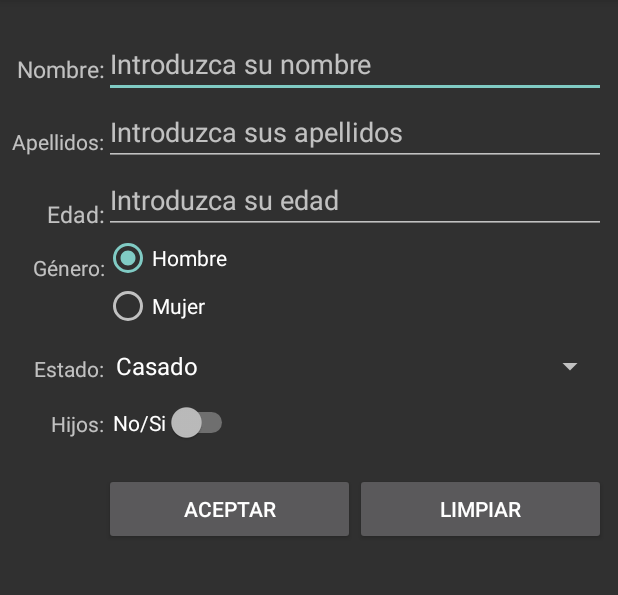
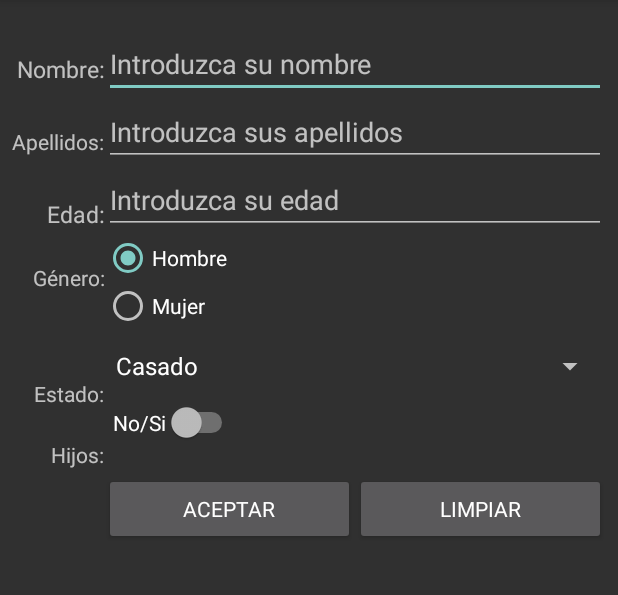
Before and after one commit to jdvc171/PracticaTema2PMDM_Android, an Android app: the screen it shows after launch (PracticaActivity), on a phone screen of 412 x 824 dp, the part 84-679 px from its top. Run offline under Robolectric (Android 15) with nearby library versions, the phone set to English and light mode, and no system bars; 1 statement that could not run was skipped.

Commit message:
Primera parte de la práctica del tema 3

```diff
--- a/app/src/main/java/studium/prctica/practicatema2/PracticaActivity.java
+++ b/app/src/main/java/studium/prctica/practicatema2/PracticaActivity.java
@@ -1,5 +1,6 @@
 package studium.prctica.practicatema2;
 
+import android.graphics.Typeface;
 import android.os.Bundle;
 import android.support.v7.app.AppCompatActivity;
 import android.view.View;
@@ -18,11 +19,14 @@ public class PracticaActivity extends AppCompatActivity  {
 
     Spinner lista1;
     EditText editNombre,editapellidos,editedad;
-    TextView txtNombre,txtApellidos,txtEdad,txtVhijos,txtgenero,txtdatosError,txtCorrecto;
+    TextView txtNombre,txtApellidos,txtEdad,txtVhijos,txtgenero,txtdatosError,txtCorrecto,txtEstado;
     Switch switch1;
     Button btn1,btn2;
     RadioGroup RG;
     ArrayAdapter adapEstados;
+
+    //objetos para la fuente
+    Typeface West;
 
     @Override
     protected void onCreate(Bundle savedInstanceState) {
@@ -37,6 +41,7 @@ public class PracticaActivity extends AppCompatActivity  {
         editNombre =  findViewById(R.id.editText3);
         editapellidos =  findViewById(R.id.editText4);
         editedad =  findViewById(R.id.editText5);
+        txtEstado = findViewById(R.id.textView8);
         txtdatosError = findViewById(R.id.textView0);
         txtCorrecto = findViewById(R.id.textViewCorrecto);
         txtVhijos = findViewById(R.id.textView9);
@@ -53,6 +58,19 @@ public class PracticaActivity extends AppCompatActivity  {
                         android.R.layout.simple_spinner_dropdown_item);
 
         lista1.setAdapter(adapEstados);
+
+        //aplicamos fuente a elementos
+        String fuente1 = "fuentes/West.ttf";
+        this.West = Typeface.createFromAsset(getAssets(),fuente1);
+        txtNombre.setTypeface(West);
+        txtApellidos.setTypeface(West);
+        txtEdad.setTypeface(West);
+        txtgenero.setTypeface(West);
+        txtCorrecto.setTypeface(West);
+        txtVhijos.setTypeface(West);
+        txtEstado.setTypeface(West);
+        btn1.setTypeface(West);
+        btn2.setTypeface(West);
 
         btn1.setOnClickListener(new View.OnClickListener() {
             @Override
--- a/app/src/main/res/layout/activity_practica.xml
+++ b/app/src/main/res/layout/activity_practica.xml
@@ -1,29 +1,30 @@
 <?xml version="1.0" encoding="utf-8"?>
 <LinearLayout xmlns:android="http://schemas.android.com/apk/res/android"
     xmlns:tools="http://schemas.android.com/tools"
-    android:layout_width="match_parent"
-    android:layout_height="wrap_content"
+    android:layout_width="@dimen/mi_medida1MP"
+    android:layout_height="@dimen/mi_medida2WC"
     android:orientation="vertical"
     tools:context="studium.prctica.practicatema2.PracticaActivity">
 
+
     <LinearLayout
-        android:layout_width="match_parent"
-        android:layout_height="wrap_content"
+        android:layout_width="@dimen/mi_medida1MP"
+        android:layout_height="@dimen/mi_medida2WC"
         android:orientation="horizontal"
         android:paddingLeft="8dp"
         android:paddingRight="8dp">
 
 
         <LinearLayout
-            android:layout_width="wrap_content"
-            android:layout_height="wrap_content"
+            android:layout_width="@dimen/mi_medida2WC"
+            android:layout_height="@dimen/mi_medida2WC"
             android:layout_marginTop="20dp"
             android:orientation="vertical">
 
             <TextView
                 android:id="@+id/nombre"
-                android:layout_width="match_parent"
-                android:layout_height="wrap_content"
+                android:layout_width="@dimen/mi_medida1MP"
+                android:layout_height="@dimen/mi_medida2WC"
                 android:layout_marginTop="15dp"
                 android:gravity="right"
                 android:text="@string/nombre1"
@@ -31,15 +32,15 @@
 
             <TextView
                 android:id="@+id/apellidos"
-                android:layout_width="wrap_content"
-                android:layout_height="wrap_content"
+                android:layout_width="@dimen/mi_medida2WC"
+                android:layout_height="@dimen/mi_medida2WC"
                 android:layout_marginTop="28dp"
                 android:text="@string/apellidos" />
 
             <TextView
                 android:id="@+id/edad"
-                android:layout_width="match_parent"
-                android:layout_height="wrap_content"
+                android:layout_width="@dimen/mi_medida1MP"
+                android:layout_height="@dimen/mi_medida2WC"
                 android:layout_marginTop="28dp"
                 android:gravity="right"
                 android:text="@string/edad"
@@ -47,41 +48,41 @@
 
             <TextView
                 android:id="@+id/textView7"
-                android:layout_width="match_parent"
-                android:layout_height="wrap_content"
-                android:layout_marginTop="15dp"
+                android:layout_width="@dimen/mi_medida1MP"
+                android:layout_height="@dimen/mi_medida2WC"
+                android:layout_marginTop="22dp"
                 android:gravity="right"
                 android:text="@string/genero" />
 
             <TextView
                 android:id="@+id/textView8"
-                android:layout_width="match_parent"
-                android:layout_height="wrap_content"
-                android:layout_marginTop="48dp"
+                android:layout_width="@dimen/mi_medida1MP"
+                android:layout_height="@dimen/mi_medida2WC"
+                android:layout_marginTop="58dp"
                 android:gravity="right"
                 android:text="@string/estado" />
 
             <TextView
                 android:id="@+id/textView9"
-                android:layout_width="match_parent"
-                android:layout_height="wrap_content"
+                android:layout_width="@dimen/mi_medida1MP"
+                android:layout_height="@dimen/mi_medida2WC"
                 android:gravity="right"
-                android:paddingTop="17dp"
+                android:paddingTop="21dp"
                 android:text="@string/hijos" />
 
         </LinearLayout>
 
         <LinearLayout
-            android:layout_width="match_parent"
-            android:layout_height="wrap_content"
+            android:layout_width="@dimen/mi_medida1MP"
+            android:layout_height="@dimen/mi_medida2WC"
             android:layout_marginTop="20dp"
             android:orientation="vertical">
 
 
             <EditText
                 android:id="@+id/editText3"
-                android:layout_width="match_parent"
-                android:layout_height="wrap_content"
+                android:layout_width="@dimen/mi_medida1MP"
+                android:layout_height="@dimen/mi_medida2WC"
                 android:layout_weight="1"
                 android:clickable="true"
                 android:ems="10"
@@ -91,8 +92,8 @@
 
             <EditText
                 android:id="@+id/editText4"
-                android:layout_width="match_parent"
-                android:layout_height="wrap_content"
+                android:layout_width="@dimen/mi_medida1MP"
+                android:layout_height="@dimen/mi_medida2WC"
                 android:layout_weight="1"
                 android:ems="10"
                 android:hint="@string/ayudaIntroApellidos"
@@ -100,8 +101,8 @@
 
             <EditText
                 android:id="@+id/editText5"
-                android:layout_width="match_parent"
-                android:layout_height="wrap_content"
+                android:layout_width="@dimen/mi_medida1MP"
+                android:layout_height="@dimen/mi_medida2WC"
                 android:layout_weight="1"
                 android:ems="10"
                 android:hint="@string/ayudaIntroEdad"
@@ -110,13 +111,13 @@
 
             <RadioGroup
                 android:id="@+id/radioButton1"
-                android:layout_width="match_parent"
-                android:layout_height="match_parent">
+                android:layout_width="@dimen/mi_medida1MP"
+                android:layout_height="@dimen/mi_medida1MP">
 
                 <RadioButton
                     android:id="@+id/radioButton6"
-                    android:layout_width="match_parent"
-                    android:layout_height="wrap_content"
+                    android:layout_width="@dimen/mi_medida1MP"
+                    android:layout_height="@dimen/mi_medida2WC"
                     android:layout_weight="1"
                     android:checked="true"
                     android:text="@string/hombre"
@@ -124,8 +125,8 @@
 
                 <RadioButton
                     android:id="@+id/radioButton7"
-                    android:layout_width="match_parent"
-                    android:layout_height="wrap_content"
+                    android:layout_width="@dimen/mi_medida1MP"
+                    android:layout_height="@dimen/mi_medida2WC"
                     android:layout_weight="1"
                     android:text="@string/mujer"
                     tools:textSize="14sp" />
@@ -133,14 +134,14 @@
 
             <Spinner
                 android:id="@+id/lista1"
-                android:layout_width="match_parent"
-                android:layout_height="wrap_content"
+                android:layout_width="@dimen/mi_medida1MP"
+                android:layout_height="@dimen/mi_medida2WC"
                 android:layout_weight="1" />
 
             <Switch
                 android:id="@+id/switch1"
-                android:layout_width="wrap_content"
-                android:layout_height="wrap_content"
+                android:layout_width="@dimen/mi_medida2WC"
+                android:layout_height="@dimen/mi_medida2WC"
                 android:layout_weight="1"
                 android:paddingLeft="6dp"
                 android:text="@string/switch2"
@@ -148,23 +149,23 @@
                 android:textOn="Si/Yes" />
 
             <LinearLayout
-                android:layout_width="match_parent"
-                android:layout_height="match_parent"
+                android:layout_width="@dimen/mi_medida1MP"
+                android:layout_height="@dimen/mi_medida1MP"
                 android:layout_weight="1"
                 android:orientation="horizontal">
 
                 <Button
                     android:id="@+id/button"
-                    android:layout_width="wrap_content"
-                    android:layout_height="wrap_content"
+                    android:layout_width="@dimen/mi_medida2WC"
+                    android:layout_height="@dimen/mi_medida2WC"
                     android:layout_marginTop="20dp"
                     android:layout_weight="1"
                     android:text="@string/btn1" />
 
                 <Button
                     android:id="@+id/button2"
-                    android:layout_width="wrap_content"
-                    android:layout_height="wrap_content"
+                    android:layout_width="@dimen/mi_medida2WC"
+                    android:layout_height="@dimen/mi_medida2WC"
                     android:layout_marginTop="20dp"
                     android:layout_weight="1"
                     android:text="@string/btn2" />
@@ -178,16 +179,17 @@
 
     <TextView
         android:id="@+id/textView0"
-        android:layout_width="wrap_content"
-        android:layout_height="wrap_content"
+        android:layout_width="@dimen/mi_medida2WC"
+        android:layout_height="@dimen/mi_medida2WC"
         android:layout_weight="1"
         android:text="@string/datosError"
         android:textColor="@color/colorAccent" />
 
     <TextView
         android:id="@+id/textViewCorrecto"
-        android:layout_width="match_parent"
-        android:layout_height="wrap_content"
-        android:text="" />
+        android:layout_width="@dimen/mi_medida1MP"
+        android:layout_height="@dimen/mi_medida2WC"
+        android:text=""
+        android:textColor="@color/colorAceptar" />
 
 </LinearLayout>
--- /dev/null
+++ b/app/src/main/res/values/attribs.xml
@@ -0,0 +1,5 @@
+<?xml version="1.0" encoding="utf-8"?>
+<resources>
+    <item name="match_parent" type="dimen">-1</item>
+    <item name="wrap_content" type="dimen">-2</item>
+</resources>
--- a/app/src/main/res/values/colors.xml
+++ b/app/src/main/res/values/colors.xml
@@ -3,4 +3,5 @@
     <color name="colorPrimary">#008577</color>
     <color name="colorPrimaryDark">#00574B</color>
     <color name="colorAccent">#D81B60</color>
+    <color name="colorAceptar">#FFFFFF</color>
 </resources>
--- /dev/null
+++ b/app/src/main/res/values/dimens.xml
@@ -0,0 +1,7 @@
+<?xml version="1.0" encoding="utf-8"?>
+<resources>
+
+
+    <dimen name="mi_medida1MP">@dimen/match_parent</dimen>
+    <dimen name="mi_medida2WC">@dimen/wrap_content</dimen>
+</resources>
```
